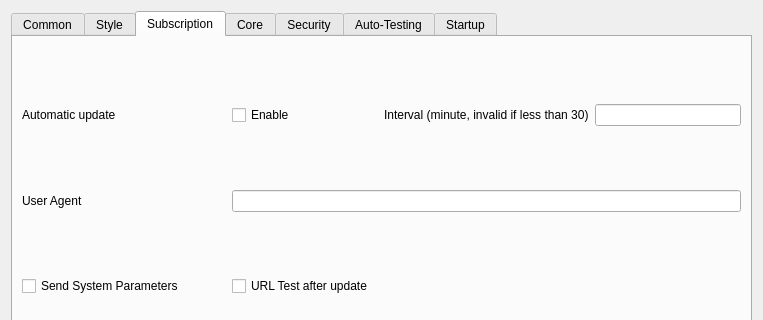
First picture: the form in src/nekobox/ui/setting/dialog_basic_settings.ui, repository qr243vbi/nekobox, before the edit; both pictures show x 0 to 763 and y 0 to 320 of the 763 by 663 pixel window.
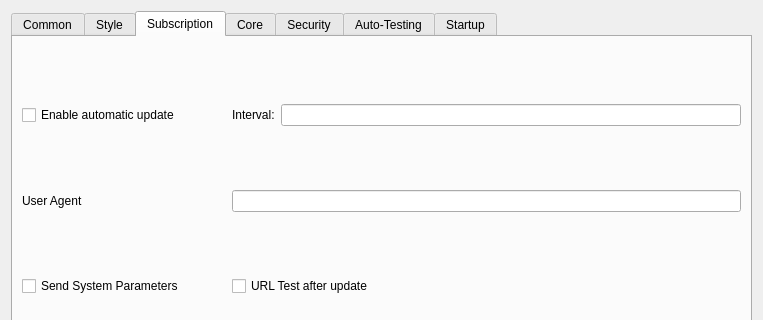
Second picture: the form after the edit. The open tabs and pages were chosen to show the change. Custom widgets are drawn as their Qt base class.

Commit message: Update basic settings ui

Diff of the .ui file:
```diff
--- a/src/nekobox/ui/setting/dialog_basic_settings.ui
+++ b/src/nekobox/ui/setting/dialog_basic_settings.ui
@@ -694,23 +694,19 @@
        </item>
        <item row="0" column="1">
         <layout class="QHBoxLayout" name="horizontalLayout_5">
-         <item>
-          <widget class="QCheckBox" name="sub_auto_update_enable">
-           <property name="sizePolicy">
-            <sizepolicy hsizetype="Minimum" vsizetype="Fixed">
-             <horstretch>0</horstretch>
-             <verstretch>0</verstretch>
-            </sizepolicy>
-           </property>
-           <property name="text">
-            <string>Enable</string>
-           </property>
-          </widget>
-         </item>
          <item>
           <widget class="QLabel" name="label_21">
+           <property name="sizePolicy">
+            <sizepolicy hsizetype="Maximum" vsizetype="Preferred">
+             <horstretch>0</horstretch>
+             <verstretch>0</verstretch>
+            </sizepolicy>
+           </property>
+           <property name="toolTip">
+            <string extracomment="Minutes, value must be 30 or greater"/>
+           </property>
            <property name="text">
-            <string>Interval (minute, invalid if less than 30)</string>
+            <string>Interval:</string>
            </property>
           </widget>
          </item>
@@ -761,15 +757,15 @@
         </widget>
        </item>
        <item row="0" column="0">
-        <widget class="QLabel" name="label_20">
+        <widget class="QCheckBox" name="sub_auto_update_enable">
          <property name="sizePolicy">
-          <sizepolicy hsizetype="Preferred" vsizetype="Maximum">
+          <sizepolicy hsizetype="Minimum" vsizetype="Fixed">
            <horstretch>0</horstretch>
            <verstretch>0</verstretch>
           </sizepolicy>
          </property>
          <property name="text">
-          <string>Automatic update</string>
+          <string>Enable automatic update</string>
          </property>
         </widget>
        </item>
```
Left out of the diff: 88 changed lines with no effect on the pictures.
